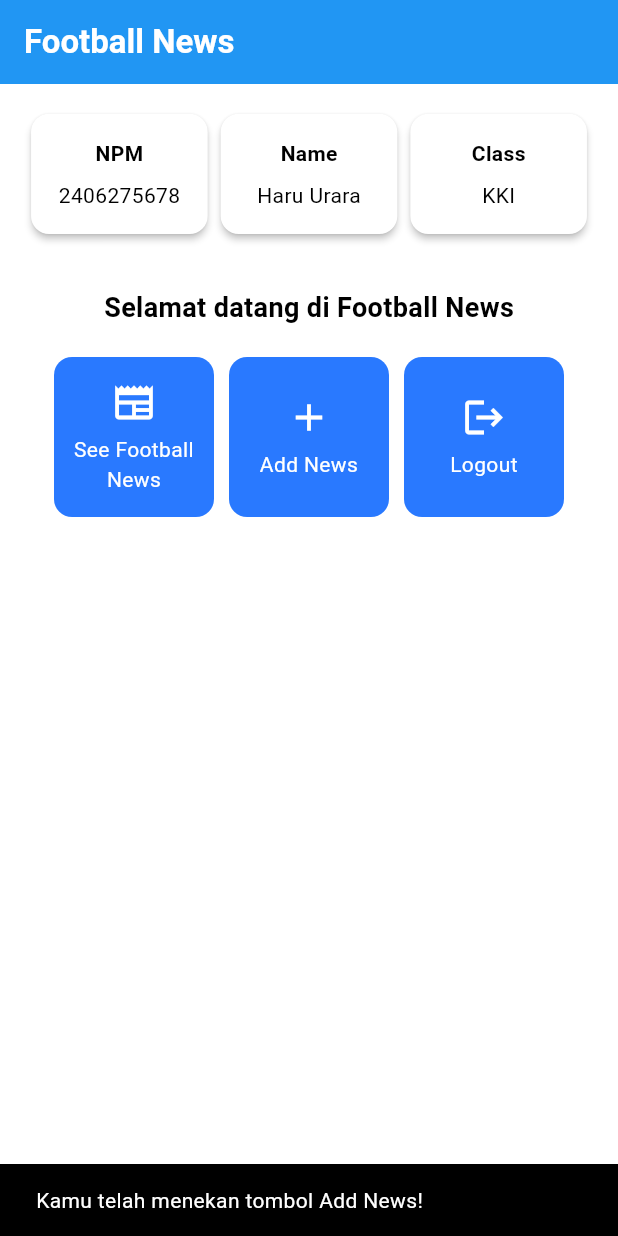
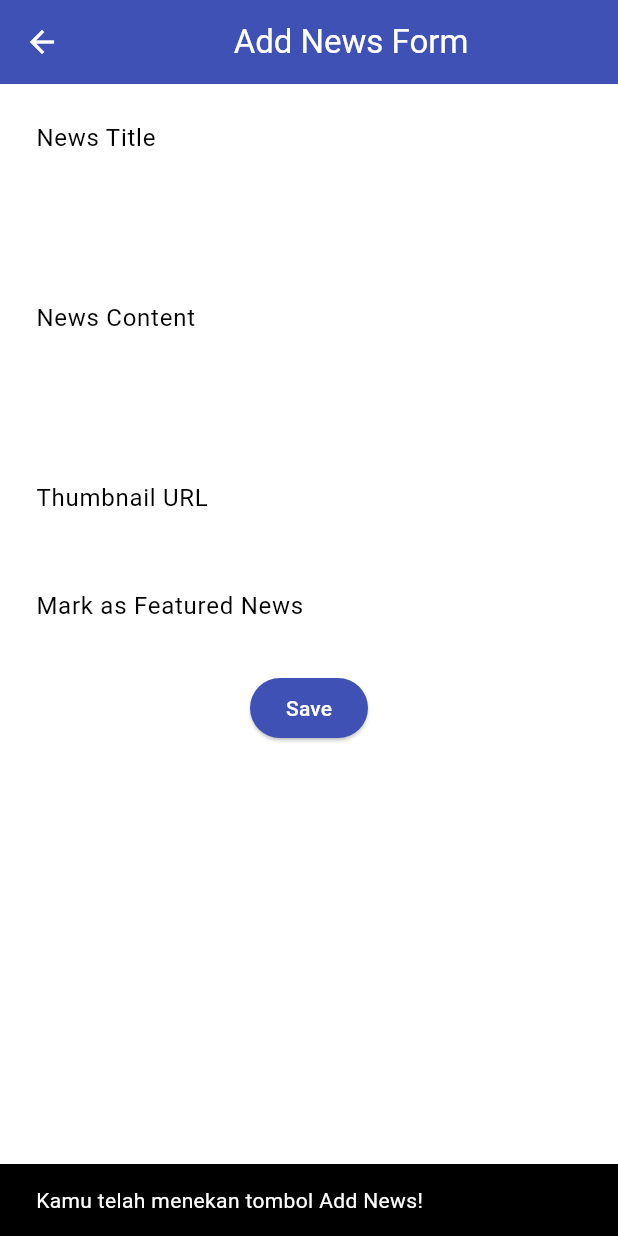
Before and after one commit to sirpratama/football_news, a Flutter app: the screen it shows after launch, after a tap on "Add News", on a phone screen of 412 x 824 dp. Run offline on Flutter 3.47's test engine with Material 3 defaults, Android fonts, the phone set to English and light mode, and no system bars.

Commit message:
Tutorial 7 Completed

```diff
--- a/lib/main.dart
+++ b/lib/main.dart
@@ -1,5 +1,5 @@
 import 'package:flutter/material.dart';
-import 'menu.dart'; // Import menu.dart file
+import 'screens/menu.dart'; // Import menu.dart file
 
 void main() {
   runApp(const MyApp());
--- a/lib/menu.dart
+++ b/lib/screens/menu.dart
@@ -1,4 +1,6 @@
 import 'package:flutter/material.dart';
+import 'package:football_news/widgets/left_drawer.dart';
+import 'package:football_news/screens/newslist_form.dart';
 
 // Step 2: Changing the Widget Page Menu to Stateless
 class MyHomePage extends StatelessWidget {
@@ -74,6 +76,7 @@ class MyHomePage extends StatelessWidget {
           ],
         ),
       ),
+      drawer: LeftDrawer(),
     );
   }
 }
@@ -132,6 +135,14 @@ class ItemCard extends StatelessWidget {
                 content: Text("Kamu telah menekan tombol ${item.name}!"),
               ),
             );
+          if (item.name == "Add News") {
+            Navigator.push(
+              context,
+              MaterialPageRoute(
+                builder: (context) => NewsFormPage(),
+              ), // So the user can add news
+            );
+          }
         },
         child: Container(
           padding: const EdgeInsets.all(8),
--- /dev/null
+++ b/lib/screens/newslist_form.dart
@@ -0,0 +1,178 @@
+import 'package:flutter/material.dart';
+import 'package:football_news/screens/newslist_form.dart';
+
+class NewsFormPage extends StatefulWidget {
+  const NewsFormPage({super.key});
+
+  @override
+  State<NewsFormPage> createState() => _NewsFormPageState();
+}
+
+class _NewsFormPageState extends State<NewsFormPage> {
+  final _formKey = GlobalKey<FormState>();
+  String _title = '';
+  String _content = '';
+  String _category = 'update'; //default
+  String _thumbnail = '';
+  bool _isFeatured = false; //default
+
+  final List<String> _categories = [
+    'transfer',
+    'update',
+    'exclusive',
+    'match',
+    'rumor',
+    'analysis',
+  ];
+  @override
+  Widget build(BuildContext context) {
+    return Scaffold(
+      appBar: AppBar(
+        title: const Center(child: Text('Add News Form')),
+        backgroundColor: Colors.indigo,
+        foregroundColor: Colors.white,
+      ),
+      body: Form(
+        key: _formKey,
+        child: SingleChildScrollView(
+          child: Column(
+            crossAxisAlignment: CrossAxisAlignment.start,
+            children: [
+              // === Title ===
+              Padding(
+                padding: const EdgeInsets.all(8.0),
+                child: TextFormField(
+                  decoration: InputDecoration(
+                    hintText: "News Title",
+                    labelText: "News Title",
+                    border: OutlineInputBorder(
+                      borderRadius: BorderRadius.circular(5.0),
+                    ),
+                  ),
+                  onChanged: (String? value) {
+                    setState(() {
+                      _title = value!;
+                    });
+                  },
+                  validator: (String? value) {
+                    if (value == null || value.isEmpty) {
+                      return "Title cannot be empty!";
+                    }
+                    return null;
+                  },
+                ),
+              ),
+              // === Content ===
+              Padding(
+                padding: const EdgeInsets.all(8.0),
+                child: TextFormField(
+                  maxLines: 5,
+                  decoration: InputDecoration(
+                    hintText: "News Content",
+                    labelText: "News Content",
+                    border: OutlineInputBorder(
+                      borderRadius: BorderRadius.circular(5.0),
+                    ),
+                  ),
+                  onChanged: (String? value) {
+                    setState(() {
+                      _content = value!;
+                    });
+                  },
+                  validator: (String? value) {
+                    if (value == null || value.isEmpty) {
+                      return "Content cannot be empty!";
+                    }
+                    return null;
+                  },
+                ),
+              ),
+              // === Thumbnail URL ===
+              Padding(
+                padding: const EdgeInsets.all(8.0),
+                child: TextFormField(
+                  decoration: InputDecoration(
+                    hintText: "Thumbnail URL (optional)",
+                    labelText: "Thumbnail URL",
+                    border: OutlineInputBorder(
+                      borderRadius: BorderRadius.circular(5.0),
+                    ),
+                  ),
+                  onChanged: (String? value) {
+                    setState(() {
+                      _thumbnail = value ?? '';
+                    });
+                  },
+                ),
+              ),
+              // === Is Featured ===
+              Padding(
+                padding: const EdgeInsets.all(8.0),
+                child: SwitchListTile(
+                  title: const Text("Mark as Featured News"),
+                  value: _isFeatured,
+                  onChanged: (bool value) {
+                    setState(() {
+                      _isFeatured = value;
+                    });
+                  },
+                ),
+              ),
+              // === Save Button ===
+              Align(
+                alignment: Alignment.bottomCenter,
+                child: Padding(
+                  padding: const EdgeInsets.all(8.0),
+                  child: ElevatedButton(
+                    style: ButtonStyle(
+                      backgroundColor: MaterialStateProperty.all(Colors.indigo),
+                    ),
+                    onPressed: () {
+                      if (_formKey.currentState!.validate()) {
+                        showDialog(
+                          context: context,
+                          builder: (context) {
+                            return AlertDialog(
+                              title: const Text('News saved successfully!'),
+                              content: SingleChildScrollView(
+                                child: Column(
+                                  crossAxisAlignment: CrossAxisAlignment.start,
+                                  children: [
+                                    Text('Title: $_title'),
+                                    Text('Content: $_content'),
+                                    Text('Category: $_category'),
+                                    Text('Thumbnail: $_thumbnail'),
+                                    Text(
+                                      'Featured: ${_isFeatured ? "Yes" : "No"}',
+                                    ),
+                                  ],
+                                ),
+                              ),
+                              actions: [
+                                TextButton(
+                                  child: const Text('OK'),
+                                  onPressed: () {
+                                    Navigator.pop(context);
+                                  },
+                                ),
+                              ],
+                            );
+                          },
+                        );
+                        _formKey.currentState!.reset();
+                      }
+                    },
+                    child: const Text(
+                      "Save",
+                      style: TextStyle(color: Colors.white),
+                    ),
+                  ),
+                ),
+              ),
+            ],
+          ),
+        ),
+      ),
+    );
+  }
+}
--- /dev/null
+++ b/lib/widgets/left_drawer.dart
@@ -0,0 +1,65 @@
+import 'package:flutter/material.dart';
+import 'package:football_news/screens/menu.dart';
+import 'package:football_news/screens/newslist_form.dart';
+
+class LeftDrawer extends StatelessWidget {
+  const LeftDrawer({super.key});
+
+  @override
+  Widget build(BuildContext context) {
+    return Drawer(
+      child: ListView(
+        children: [
+          const DrawerHeader(
+            decoration: BoxDecoration(color: Colors.blue),
+            child: Column(
+              children: [
+                Text(
+                  'Football News',
+                  textAlign: TextAlign.center,
+                  style: TextStyle(
+                    fontSize: 30,
+                    fontWeight: FontWeight.bold,
+                    color: Colors.white,
+                  ),
+                ),
+                Padding(padding: EdgeInsets.all(10)),
+                Text(
+                  "All the latest football updates here!",
+                  textAlign: TextAlign.center,
+                  style: TextStyle(
+                    fontSize: 15,
+                    color: Colors.white,
+                    fontWeight: FontWeight.normal,
+                  ),
+                ),
+              ],
+            ),
+          ),
+          ListTile(
+            leading: const Icon(Icons.home_outlined),
+            title: const Text('Home'),
+            // Redirect to MyHomePage
+            onTap: () {
+              Navigator.pushReplacement(
+                context,
+                MaterialPageRoute(builder: (context) => MyHomePage()),
+              );
+            },
+          ),
+          ListTile(
+            leading: const Icon(Icons.post_add),
+            title: const Text('Add News'),
+            // Redirect to NewsFormPage
+            onTap: () {
+              Navigator.pushReplacement(
+                context,
+                MaterialPageRoute(builder: (context) => const NewsFormPage()),
+              );
+            },
+          ),
+        ],
+      ),
+    );
+  }
+}
```
Also changed, not shown: lib/widgets/news_card.dart (added, +53 -0 lines).
